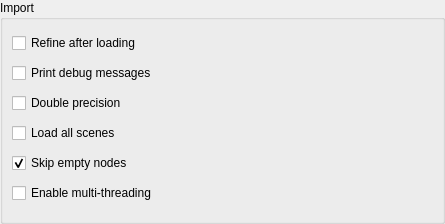
Before: the Qt Designer form src/Mod/Part/Gui/DlgImportGltf.ui in kadet1090/FreeCAD, drawn with Qt 5.
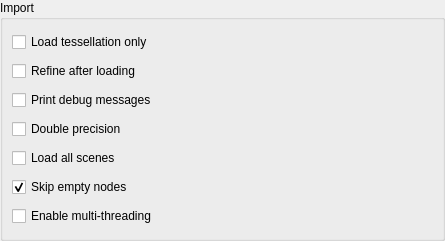
After: the same form once the commit is applied. Custom widgets are drawn as their Qt base class.

Commit message:
Import: Add option to skip post-processing of loaded glTF files
The result is that only the tessellation is loaded for visualization purposes but the shape lacks of any underlying geometries.

Diff of the .ui file:
```diff
--- a/src/Mod/Part/Gui/DlgImportGltf.ui
+++ b/src/Mod/Part/Gui/DlgImportGltf.ui
@@ -7,7 +7,7 @@
     <x>0</x>
     <y>0</y>
     <width>445</width>
-    <height>224</height>
+    <height>241</height>
    </rect>
   </property>
   <property name="windowTitle">
@@ -32,6 +32,22 @@
       <string>Import</string>
      </property>
      <layout class="QVBoxLayout" name="verticalLayout">
+      <item>
+       <widget class="Gui::PrefCheckBox" name="checkBoxMeshOnly">
+        <property name="toolTip">
+         <string>Loading the tessellation only is very fast but the shape cannot be used for further modelling because it lacks of the underlying geometry.</string>
+        </property>
+        <property name="text">
+         <string>Load tessellation only</string>
+        </property>
+        <property name="prefEntry" stdset="0">
+         <cstring>MeshOnly</cstring>
+        </property>
+        <property name="prefPath" stdset="0">
+         <cstring>Mod/Part/glTF</cstring>
+        </property>
+       </widget>
+      </item>
       <item>
        <widget class="Gui::PrefCheckBox" name="checkBoxRefine">
         <property name="text">
```
The commit also changes 7 other files.
